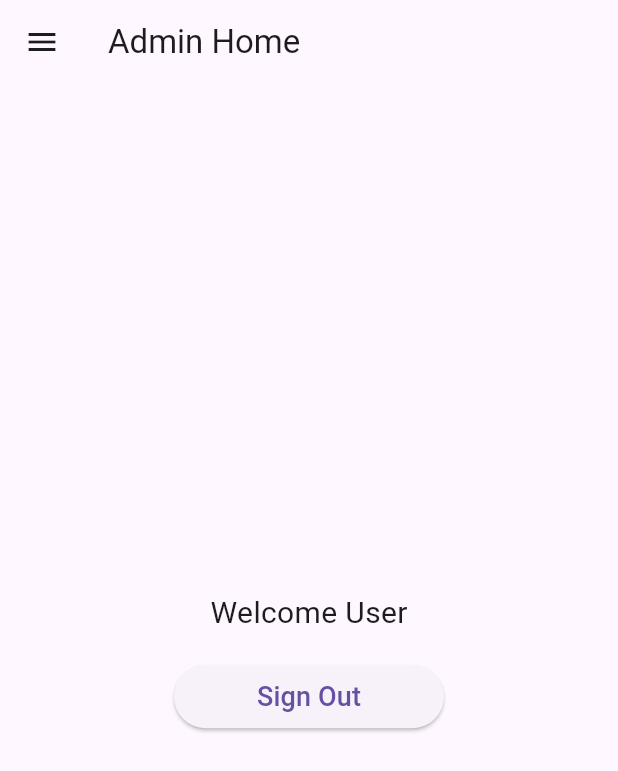
After one commit to Thuvarakan-97/Online-Learning, a Flutter app: the AdminhomeomeScreen screen opened directly, on a phone screen of 412 x 824 dp. The commit adds this screen. Shown: the top 771 px of the screen. Run offline on Flutter 3.47's test engine with Material 3 defaults, Android fonts, the phone set to English and light mode, and no system bars; our stand-ins replace firebase_auth, firebase_core; accounts and stored records are empty.

Commit message:
added admin login

```diff
--- /dev/null
+++ b/lib/admin/adminhome_screen.dart
@@ -0,0 +1,89 @@
+import 'package:flutter/material.dart';
+import 'package:online_learning/auth/auth_service.dart';
+import 'package:online_learning/auth/login_screen.dart';
+import 'package:online_learning/widgets/button.dart';
+
+class AdminhomeomeScreen extends StatelessWidget {
+  const AdminhomeomeScreen({Key? key});
+
+  @override
+  Widget build(BuildContext context) {
+    final AuthService auth = AuthService();
+
+    return Scaffold(
+      appBar: AppBar(
+        title: const Text('Admin Home'),
+      ),
+      drawer: Drawer(
+        child: ListView(
+          padding: EdgeInsets.zero,
+          children: [
+            DrawerHeader(
+              decoration: BoxDecoration(
+                color: Color.fromARGB(206, 45, 175, 219),
+              ),
+              child: Text(
+                'Menu',
+                style: TextStyle(
+                  color: Colors.white,
+                  fontSize: 24,
+                ),
+              ),
+            ),
+            ListTile(
+              title: Text('Add User'),
+              onTap: () {
+                // Add functionality for adding user
+              },
+            ),
+            ListTile(
+              title: Text('View Users'),
+              onTap: () {
+                // Add functionality for viewing users
+              },
+            ),
+            ListTile(
+              title: Text('Edit User'),
+              onTap: () {
+                // Add functionality for editing user
+              },
+            ),
+            ListTile(
+              title: Text('Sign Out'),
+              onTap: () async {
+                await auth.signout();
+                Navigator.pushReplacement(
+                  context,
+                  MaterialPageRoute(builder: (context) => LoginScreen()),
+                );
+              },
+            ),
+          ],
+        ),
+      ),
+      body: Align(
+        alignment: Alignment.center,
+        child: Column(
+          mainAxisAlignment: MainAxisAlignment.center,
+          children: [
+            const Text(
+              "Welcome User",
+              style: TextStyle(fontSize: 20, fontWeight: FontWeight.w400),
+            ),
+            const SizedBox(height: 20),
+            CustomButton(
+              label: "Sign Out",
+              onPressed: () async {
+                await auth.signout();
+                Navigator.pushReplacement(
+                  context,
+                  MaterialPageRoute(builder: (context) => LoginScreen()),
+                );
+              },
+            ),
+          ],
+        ),
+      ),
+    );
+  }
+}
```
Also changed, not shown: lib/auth/login_screen.dart (+17 -5 lines), lib/main.dart (line endings or trailing spaces).
